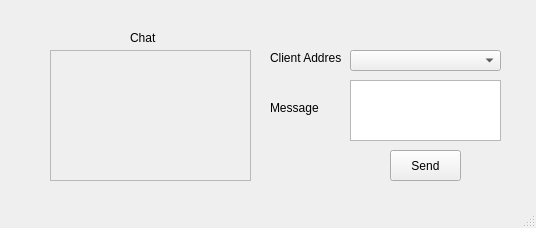
Before: the Qt Designer form PySocketClient/pyClient.ui in Artyom2302/ClientServerApp, drawn with Qt 5.
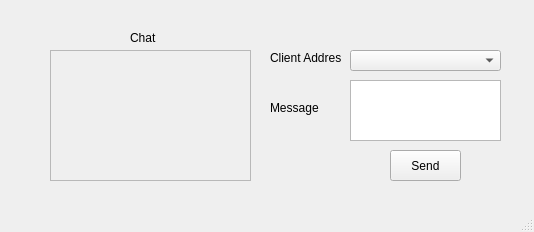
After: the same form once the commit is applied.

The edit to the form file:
```diff
--- a/PySocketClient/pyClient.ui
+++ b/PySocketClient/pyClient.ui
@@ -5,12 +5,15 @@
   <property name="windowModality">
    <enum>Qt::ApplicationModal</enum>
   </property>
+  <property name="enabled">
+   <bool>true</bool>
+  </property>
   <property name="geometry">
    <rect>
     <x>0</x>
     <y>0</y>
-    <width>536</width>
-    <height>228</height>
+    <width>534</width>
+    <height>232</height>
    </rect>
   </property>
   <property name="cursor">
```
Left out of the diff: 8 changed lines with no effect on the pictures.
